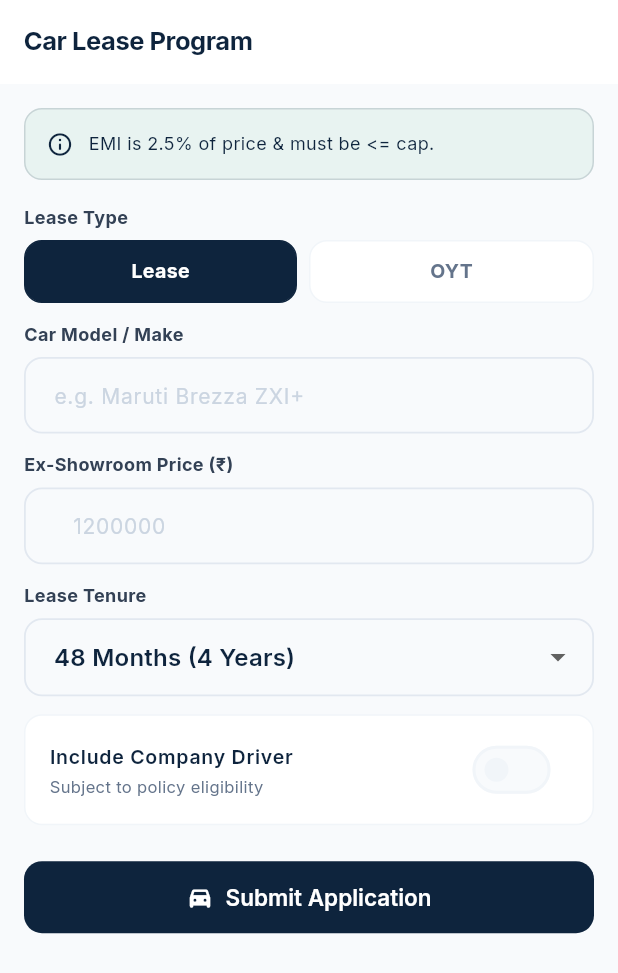
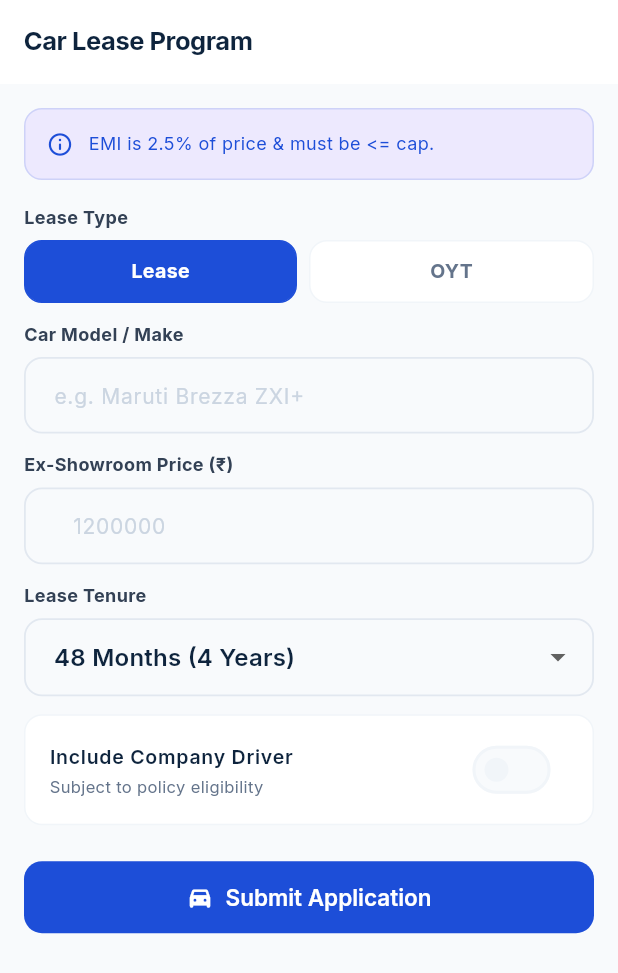
Before and after one commit to selva-aiprojects/cybehrm, a Flutter app: the MyCarLeaseScreen screen opened by its route, on a phone screen of 412 x 824 dp. Shown: the top 973 px of the screen. Run offline on Flutter 3.47's test engine with Material 3 defaults, Android fonts, the phone set to English and light mode, and no system bars; our stand-ins replace geolocator, go_router, google_fonts; accounts and stored records are empty; network calls fail.

Commit message:
chore: rebrand to SynthalystHRM, apply tech blue/purple theme, and refine login UI

```diff
--- a/mobile/lib/main.dart
+++ b/mobile/lib/main.dart
@@ -199,7 +199,7 @@ class HRMSEngineApp extends StatelessWidget {
   @override
   Widget build(BuildContext context) {
     return MaterialApp.router(
-      title: 'CybeHRM',
+      title: 'SynthalystHRM',
       theme: CogniTheme.lightTheme,
       routerConfig: _router,
       debugShowCheckedModeBanner: false,
--- a/mobile/lib/screens/splash_screen.dart
+++ b/mobile/lib/screens/splash_screen.dart
@@ -208,7 +208,7 @@ class _SplashScreenState extends State<SplashScreen> with TickerProviderStateMix
                     child: Column(
                       children: [
                         Text(
-                          'CybeHRM',
+                          'SynthalystHRM',
                           style: GoogleFonts.plusJakartaSans(
                             fontSize: 32,
                             fontWeight: FontWeight.w800,
--- a/mobile/lib/screens/web_portal_redirect_screen.dart
+++ b/mobile/lib/screens/web_portal_redirect_screen.dart
@@ -44,7 +44,7 @@ class WebPortalRedirectScreen extends StatelessWidget {
               ),
               const SizedBox(height: 16),
               Text(
-                'For security and complexity reasons, "$featureName" configuration is managed exclusively via the CybeHRM Web Portal.',
+                'For security and complexity reasons, "$featureName" configuration is managed exclusively via the SynthalystHRM Web Portal.',
                 textAlign: TextAlign.center,
                 style: TextStyle(color: Colors.grey.shade700, fontSize: 15, height: 1.5),
               ),
--- a/mobile/lib/theme_config.dart
+++ b/mobile/lib/theme_config.dart
@@ -3,17 +3,17 @@ import 'package:google_fonts/google_fonts.dart';
 
 class CogniTheme {
   // ─── Brand Palette ──────────────────────────────────────────────────────────
-  static const Color brand900   = Color(0xFF0E243D); // CybeHRM navy
-  static const Color brand800   = Color(0xFF17334F); // Deep navy tint
-  static const Color brand700   = Color(0xFF0E243D); // Primary brand
-  static const Color brand600   = Color(0xFF123150); // Primary hover
-  static const Color brand400   = Color(0xFF2A9D8F); // CybeHRM teal
-  static const Color brand100   = Color(0xFFE8F3F1); // Teal tint
-  static const Color brand50    = Color(0xFFF4F6F8); // Brand off-white
+  static const Color brand900   = Color(0xFF172554); // Deep tech blue
+  static const Color brand800   = Color(0xFF1E3A8A); // Blue 900
+  static const Color brand700   = Color(0xFF1D4ED8); // Primary brand blue
+  static const Color brand600   = Color(0xFF2563EB); // Primary hover
+  static const Color brand400   = Color(0xFF8B5CF6); // SynthalystHRM purple
+  static const Color brand100   = Color(0xFFEDE9FE); // Purple tint
+  static const Color brand50    = Color(0xFFF5F3FF); // Brand off-white
 
-  static const Color teal700    = Color(0xFF23877B);
-  static const Color teal500    = Color(0xFF2A9D8F);
-  static const Color teal100    = Color(0xFFE6F4F1);
+  static const Color teal700    = Color(0xFF7C3AED);
+  static const Color teal500    = Color(0xFF8B5CF6);
+  static const Color teal100    = Color(0xFFEDE9FE);
 
   static const Color violet700  = Color(0xFF7C3AED);
   static const Color violet500  = Color(0xFF8B5CF6);
@@ -54,7 +54,7 @@ class CogniTheme {
 
   // ─── Gradient Shortcuts ────────────────────────────────────────────────────
   static const LinearGradient heroGradient = LinearGradient(
-    colors: [brand700, Color(0xFF2A9D8F), Color(0xFFFFC107)],
+    colors: [brand700, Color(0xFF8B5CF6), Color(0xFF3B82F6)],
     begin: Alignment.topLeft,
     end: Alignment.bottomRight,
   );
```
Also changed, not shown: frontend/public/logo.png, mobile/assets/logo.png, 14 other files.
